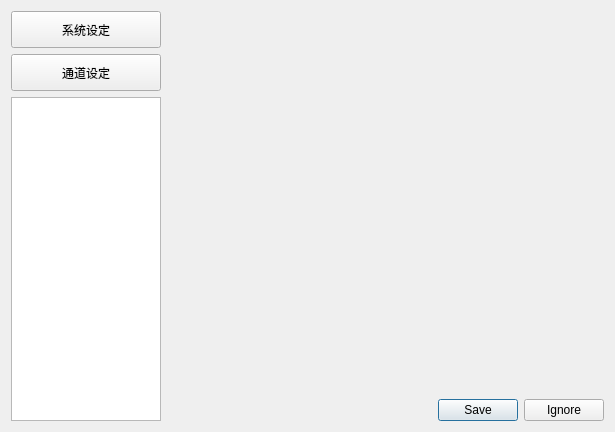
Above: Main/Setting/setting_form.ui from 519984307/Container_Multiple_Channels_20200522 before the change. Below: the same form after it.
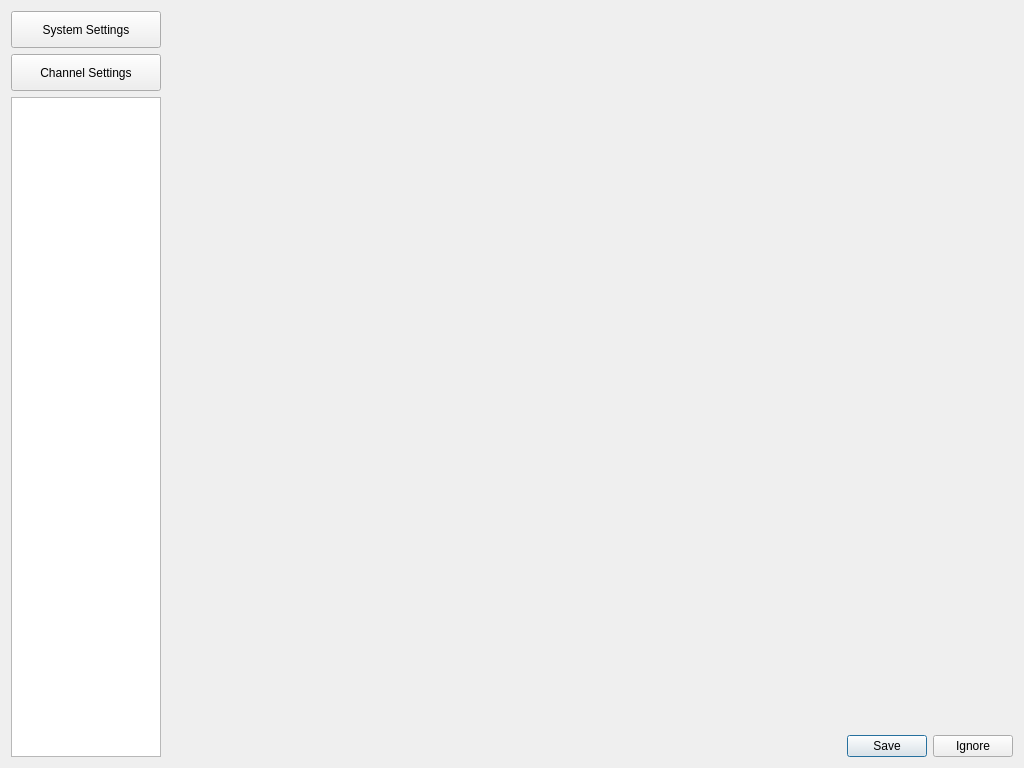
That is the form after the change.

```diff
--- a/Main/Setting/setting_form.ui
+++ b/Main/Setting/setting_form.ui
@@ -6,8 +6,8 @@
    <rect>
     <x>0</x>
     <y>0</y>
-    <width>615</width>
-    <height>432</height>
+    <width>1024</width>
+    <height>768</height>
    </rect>
   </property>
   <property name="windowTitle">
@@ -39,7 +39,7 @@
       </size>
      </property>
      <property name="text">
-      <string>系统设定</string>
+      <string>System Settings</string>
      </property>
     </widget>
    </item>
@@ -58,7 +58,7 @@
       </size>
      </property>
      <property name="text">
-      <string>通道设定</string>
+      <string>Channel Settings</string>
      </property>
     </widget>
    </item>
```
